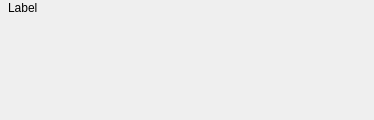
Before: the Qt Designer form episodewidget.ui in Guid75/betaseeker, drawn with Qt 5.
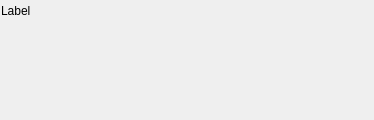
After: the same form once the commit is applied. Icons and pictures are not drawn.

```diff
--- a/episodewidget.ui
+++ b/episodewidget.ui
@@ -36,7 +36,7 @@
    <property name="spacing">
     <number>0</number>
    </property>
-   <item row="0" column="0">
+   <item row="0" column="2">
     <widget class="QLabel" name="labelPixmap">
      <property name="styleSheet">
       <string notr="true">/*QWidget { background-color: rgb(200, 200, 200, 255); }*/
@@ -56,11 +56,11 @@
      </property>
     </widget>
    </item>
-   <item row="0" column="1">
+   <item row="0" column="0" colspan="2">
     <widget class="QLabel" name="label">
      <property name="sizePolicy">
       <sizepolicy hsizetype="Preferred" vsizetype="Preferred">
-       <horstretch>1</horstretch>
+       <horstretch>0</horstretch>
        <verstretch>0</verstretch>
       </sizepolicy>
      </property>
@@ -82,7 +82,20 @@
      </property>
     </widget>
    </item>
-   <item row="1" column="0" colspan="2">
+   <item row="0" column="3">
+    <spacer name="horizontalSpacer">
+     <property name="orientation">
+      <enum>Qt::Horizontal</enum>
+     </property>
+     <property name="sizeHint" stdset="0">
+      <size>
+       <width>40</width>
+       <height>20</height>
+      </size>
+     </property>
+    </spacer>
+   </item>
+   <item row="1" column="0" colspan="4">
     <widget class="QWidget" name="widgetSubtitles" native="true">
      <property name="sizePolicy">
       <sizepolicy hsizetype="Preferred" vsizetype="Preferred">
```
Left out of the diff: 3 changed lines with no effect on the pictures.
